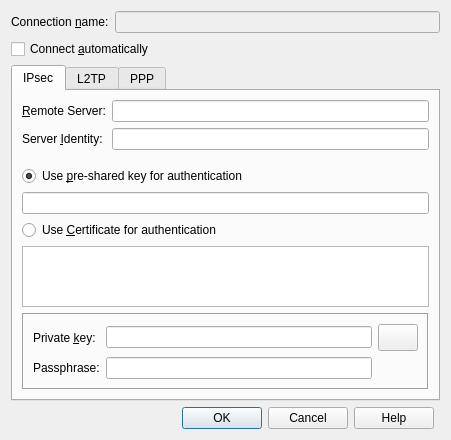
wejaeger/l2tp-ipsec-vpn, file src/dialogs/ConnectionSettingsDialog.ui: the form before one commit.
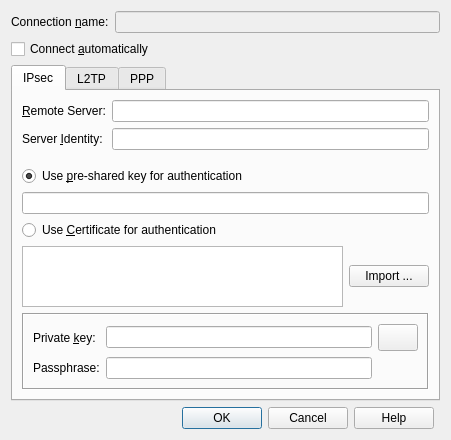
The form after the commit. Icons and pictures are not drawn.

What changed in the file:
```diff
--- a/src/dialogs/ConnectionSettingsDialog.ui
+++ b/src/dialogs/ConnectionSettingsDialog.ui
@@ -83,7 +83,7 @@
        <string>IPsec</string>
       </attribute>
       <layout class="QGridLayout" name="m_pIPsecTabLayout">
-       <item row="0" column="0">
+       <item row="0" column="0" colspan="2">
         <layout class="QFormLayout" name="m_pIPsecGatewayLayout">
          <property name="fieldGrowthPolicy">
           <enum>QFormLayout::AllNonFixedFieldsGrow</enum>
@@ -182,7 +182,7 @@
          </property>
         </widget>
        </item>
-       <item row="2" column="0">
+       <item row="2" column="0" colspan="2">
         <widget class="QLineEdit" name="m_pIPsecPreSharedKeyEdit">
          <property name="echoMode">
           <enum>QLineEdit::PasswordEchoOnEdit</enum>
@@ -212,7 +212,7 @@
          </property>
         </widget>
        </item>
-       <item row="6" column="0">
+       <item row="6" column="0" colspan="2">
         <widget class="QFrame" name="m_pIPsecPrivateKeyFrame">
          <property name="enabled">
           <bool>true</bool>
@@ -281,6 +281,13 @@
          </layout>
         </widget>
        </item>
+       <item row="4" column="1">
+        <widget class="QPushButton" name="m_pImportPushButton">
+         <property name="text">
+          <string>Import ...</string>
+         </property>
+        </widget>
+       </item>
       </layout>
      </widget>
      <widget class="QWidget" name="m_pTabL2TP">
```
Left out of the diff: 2 changed lines with no effect on the pictures.
